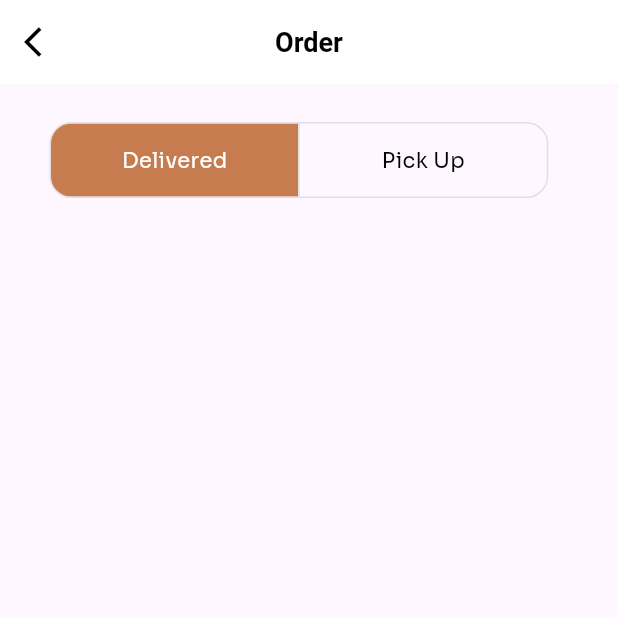
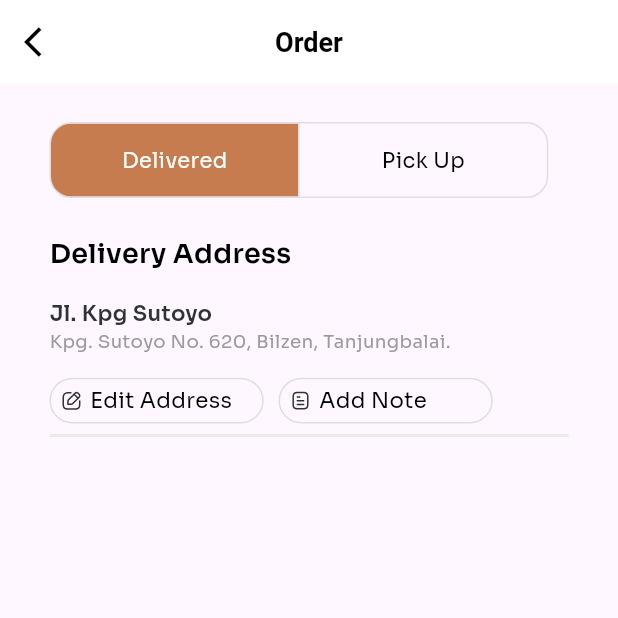
Before and after one commit to KhaledElalfy1/coffee-shop, a Flutter app: the BuyCoffee screen opened directly with sample values from the repository, on a phone screen of 412 x 824 dp, the top half of it. Run offline on Flutter 3.47's test engine with Material 3 defaults, Android fonts, the phone set to English and light mode, and no system bars; our stand-ins replace flutter_screenutil, flutter_svg, gap, readmore.

Commit message:
finsish address part and add custom widgets

```diff
--- a/lib/features/buy_coffee/presentation/view/buy_coffee.dart
+++ b/lib/features/buy_coffee/presentation/view/buy_coffee.dart
@@ -1,26 +1,17 @@
 import 'package:coffe_shop/core/helpers/extentions.dart';
 import 'package:coffe_shop/core/models/coffee_model.dart';
-import 'package:coffe_shop/core/utils/app_color.dart';
-
 import 'package:coffe_shop/core/utils/fonts.dart';
-import 'package:coffe_shop/features/buy_coffee/presentation/view/widgets/delevry_action.dart';
-import 'package:coffe_shop/features/buy_coffee/presentation/view/widgets/delivery_kind.dart';
+import 'package:coffe_shop/features/buy_coffee/presentation/view/widgets/custom_buy_container.dart';
+import 'package:coffe_shop/features/buy_coffee/presentation/view/widgets/toggle_button.dart';
 import 'package:flutter/material.dart';
 import 'package:flutter_screenutil/flutter_screenutil.dart';
+
 import 'package:gap/gap.dart';
 
-class BuyCoffee extends StatefulWidget {
+class BuyCoffee extends StatelessWidget {
   const BuyCoffee({super.key, required this.coffeeModel});
   final CoffeeModel coffeeModel;
 
-  @override
-  State<BuyCoffee> createState() => _BuyCoffeeState();
-}
-
-class _BuyCoffeeState extends State<BuyCoffee> {
-  List<bool> isSelected = [true, false];
-  bool vertical = false; // for rotation
-  List<Text> buttons = const [Text('Delivered'), Text('Pick Up')];
   @override
   Widget build(BuildContext context) {
     return Scaffold(
@@ -41,41 +32,41 @@ class _BuyCoffeeState extends State<BuyCoffee> {
         child: ListView(
           children: [
             Gap(25.h),
-            Container(
-              child: ToggleButtons(
-                  direction: vertical ? Axis.vertical : Axis.horizontal,
-                  isSelected: isSelected,
-                  onPressed: (index) {
-                    setState(() {
-                      for (var i = 0; i < isSelected.length; i++) {
-                        isSelected[i] = i == index;
-                      }
-                    });
-                  },
-                  color: Colors.black, // unselected item color
-                  borderRadius: BorderRadius.circular(14.r),
-                  fillColor: ColorManger.switchColor,
-                  selectedColor: Colors.white,
-                  constraints: BoxConstraints(
-                    minHeight: 48.0.h,
-                    minWidth: 150.0.w,
-                  ),
-                  children: buttons
-                  //  [
-                  //   ActionContainer(
-                  //     color: ColorManger.switchColor,
-                  //     text: 'Deliver',
-                  //     textStyle: AppFonts.semiBold16LightBlack
-                  //         .copyWith(color: Colors.white),
-                  //   ),
-                  //   ActionContainer(
-                  //     color: ColorManger.gary,
-                  //     text: 'Pick up',
-                  //     textStyle: AppFonts.regular16Black,
-                  //   ),
-                  // ],
-                  ),
-            )
+            const CustomToggleButton(),
+            Gap(24.h),
+            Text(
+              'Delivery Address',
+              style: AppFonts.semiBold18Black,
+            ),
+            Gap(16.h),
+            Text(
+              'Jl. Kpg Sutoyo',
+              style: AppFonts.semiBold14whit.copyWith(
+                color: const Color(0xff303336),
+              ),
+            ),
+            Text(
+              'Kpg. Sutoyo No. 620, Bilzen, Tanjungbalai.',
+              style: AppFonts.regular12LightBlack,
+            ),
+            Gap(16.h),
+            Row(
+              children: [
+                const CustomOrderContainer(
+                  imageSvgPAth: 'assets/images/edit.svg',
+                  text: 'Edit Address',
+                ),
+                Gap(9.w),
+                const CustomOrderContainer(
+                  imageSvgPAth: 'assets/images/note.svg',
+                  text: 'Add Note',
+                ),
+              ],
+            ),
+            const Divider(
+              color: Color(0xffEAEAEA),
+              thickness: 2,
+            ),
           ],
         ),
       ),
--- /dev/null
+++ b/lib/features/buy_coffee/presentation/view/widgets/custom_buy_container.dart
@@ -0,0 +1,37 @@
+import 'package:coffe_shop/core/utils/fonts.dart';
+import 'package:flutter/material.dart';
+
+import 'package:flutter_screenutil/flutter_screenutil.dart';
+import 'package:flutter_svg/svg.dart';
+import 'package:gap/gap.dart';
+
+class CustomOrderContainer extends StatelessWidget {
+  const CustomOrderContainer({
+    super.key,
+    required this.imageSvgPAth,
+    required this.text,
+  });
+  final String imageSvgPAth, text;
+  @override
+  Widget build(BuildContext context) {
+    return Container(
+      padding: EdgeInsets.symmetric(horizontal: 6.w),
+      width: 130.w,
+      height: 30.h,
+      decoration: BoxDecoration(
+        border: Border.all(color: const Color(0xffDEDEDE)),
+        borderRadius: BorderRadius.circular(16.r),
+      ),
+      child: Row(
+        children: [
+          SvgPicture.asset(imageSvgPAth),
+          Gap(5.w),
+          Text(
+            text,
+            style: AppFonts.regular12LightGray.copyWith(color: Colors.black),
+          )
+        ],
+      ),
+    );
+  }
+}
--- /dev/null
+++ b/lib/features/buy_coffee/presentation/view/widgets/toggle_button.dart
@@ -0,0 +1,39 @@
+import 'package:coffe_shop/core/utils/app_color.dart';
+import 'package:flutter/material.dart';
+import 'package:flutter_screenutil/flutter_screenutil.dart';
+
+class CustomToggleButton extends StatefulWidget {
+  const CustomToggleButton({super.key});
+
+  @override
+  State<CustomToggleButton> createState() => _CustomToggleButtonState();
+}
+
+class _CustomToggleButtonState extends State<CustomToggleButton> {
+  List<bool> isSelected = [true, false];
+  bool vertical = false; // for rotation
+  List<Text> buttons = const [Text('Delivered'), Text('Pick Up')];
+  @override
+  Widget build(BuildContext context) {
+    return ToggleButtons(
+      direction: vertical ? Axis.vertical : Axis.horizontal,
+      isSelected: isSelected,
+      onPressed: (index) {
+        setState(() {
+          for (var i = 0; i < isSelected.length; i++) {
+            isSelected[i] = i == index;
+          }
+        });
+      },
+      color: Colors.black, // unselected item color
+      borderRadius: BorderRadius.circular(14.r),
+      fillColor: ColorManger.switchColor, // selected item background color
+      selectedColor: Colors.white, //selected item color
+      constraints: BoxConstraints(
+        minHeight: 48.0.h,
+        minWidth: 150.0.w,
+      ),
+      children: buttons,
+    );
+  }
+}
--- a/pubspec.yaml
+++ b/pubspec.yaml
@@ -33,6 +33,7 @@ dependencies:
     sdk: flutter
   flutter_native_splash: ^2.3.7
   flutter_screenutil: ^5.9.0
+  flutter_svg: ^2.0.9
   gap: ^3.0.1
   gotrue: ^2.1.0
   readmore: ^2.2.0
```
Also changed, not shown: assets/images/edit.svg (added), assets/images/note.svg (added), pubspec.lock.
